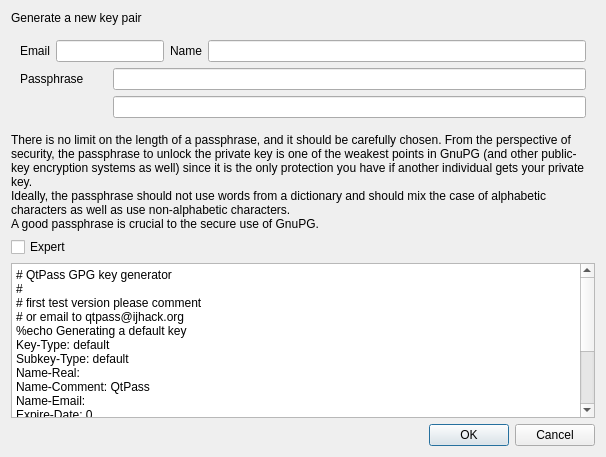
This is keygendialog.ui in IJHack/QtPass as Qt 5 draws it before an edit. The edited form follows.
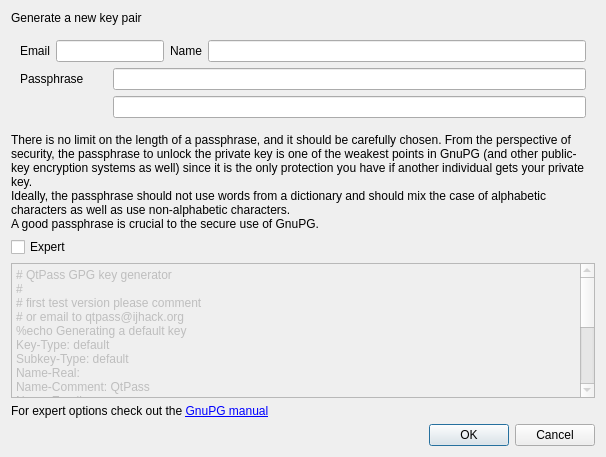
This is the edited form.

Commit message: interface integrity and documentation

```diff
--- a/keygendialog.ui
+++ b/keygendialog.ui
@@ -93,6 +93,9 @@
    </item>
    <item>
     <widget class="QPlainTextEdit" name="plainTextEdit">
+     <property name="enabled">
+      <bool>false</bool>
+     </property>
      <property name="readOnly">
       <bool>true</bool>
      </property>
@@ -115,6 +118,25 @@
 %commit
 %echo done</string>
      </property>
+     <property name="textInteractionFlags">
+      <set>Qt::TextSelectableByKeyboard|Qt::TextSelectableByMouse</set>
+     </property>
+     <property name="backgroundVisible">
+      <bool>false</bool>
+     </property>
+    </widget>
+   </item>
+   <item>
+    <widget class="QLabel" name="label_2">
+     <property name="text">
+      <string>For expert options check out the &lt;a href=&quot;https://www.gnupg.org/documentation/manuals/gnupg/Unattended-GPG-key-generation.html&quot;&gt;GnuPG manual&lt;/a&gt;</string>
+     </property>
+     <property name="openExternalLinks">
+      <bool>true</bool>
+     </property>
+     <property name="textInteractionFlags">
+      <set>Qt::LinksAccessibleByKeyboard|Qt::LinksAccessibleByMouse</set>
+     </property>
     </widget>
    </item>
    <item>
```
Left out of the diff: 4 changed lines with no effect on the pictures. The commit also changes 2 other files.
